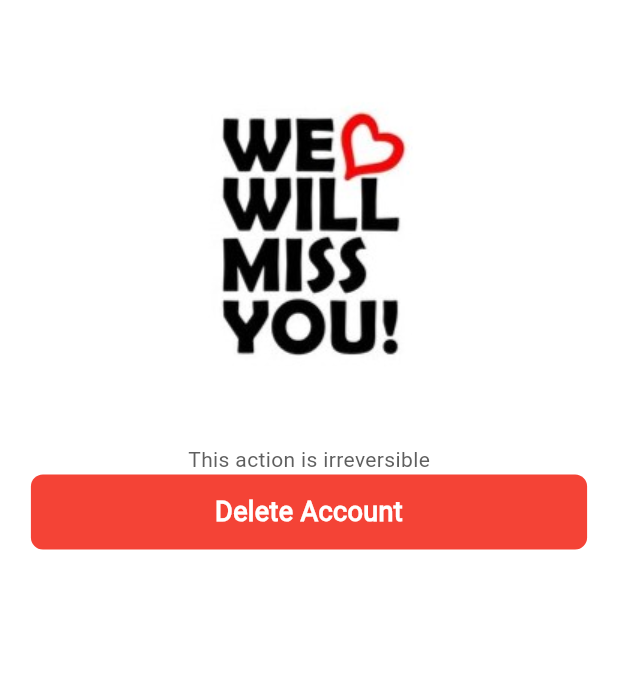
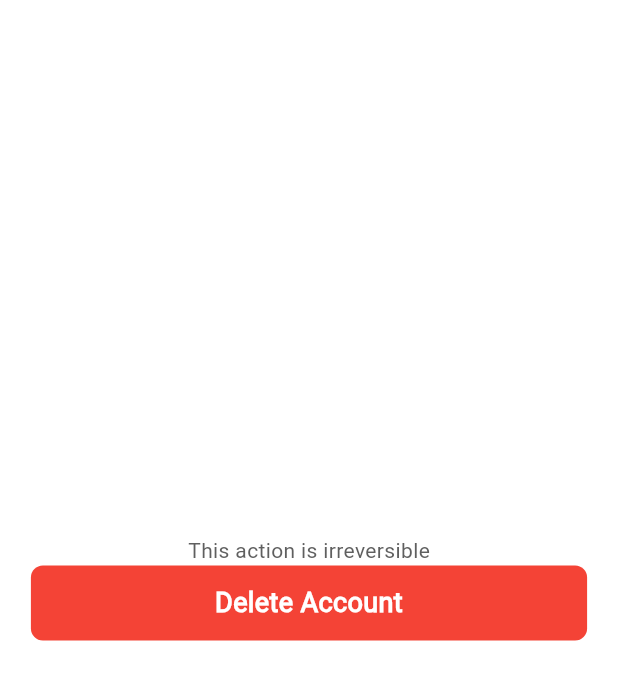
Before and after one commit to JaserC/Nutrinote, a Flutter app: the DeleteScreen screen opened directly, on a phone screen of 412 x 824 dp, the part 72-772 px from its top. Run offline on Flutter 3.47's test engine with Material 3 defaults, Android fonts, the phone set to English and light mode, and no system bars; our stand-ins replace camera, geolocator, google_generative_ai, hive, hive_flutter, permission_handler and 1 more; missing offline and left inert: flutter_faq; accounts and stored records are empty; project files that could hold a hidden picture were left out.

Commit message:
Some view changes again

```diff
--- a/lib/src/views/delete_screen.dart
+++ b/lib/src/views/delete_screen.dart
@@ -18,16 +18,15 @@
           ),
           backgroundColor: Colors.white,
           elevation: 0.0),
-      body: Column(
+      body: Center(
+        child: Center(
+          child: Column(
+            mainAxisAlignment: MainAxisAlignment.center,
             children: [
-          Image.asset('assets/images/delete.jpg',
-              width: MediaQuery.of(context).size.width * 0.9,
-              height: MediaQuery.of(context).size.width * 0.7),
               const Text("This action is irreversible",
                   style: TextStyle(color: Color.fromARGB(255, 95, 95, 95))),
               Semantics(
                 label: 'Delete Button',
-            child: Center(
                 child: Container(
                   width: MediaQuery.of(context).size.width * 0.9,
                   height: 50,
@@ -40,16 +39,17 @@
                     'Delete Account',
                     textAlign: TextAlign.center,
                     style: TextStyle(
-                    color: Colors.white, // White text color
-                    fontSize: 18.0, // Adjust font size as needed
-                    fontWeight: FontWeight.bold, // Bold text
-                  ),
+                      color: Colors.white,
+                      fontSize: 18.0,
+                      fontWeight: FontWeight.bold,
                     ),
                   ),
                 ),
               ),
             ],
           ),
+        ),
+      ),
     );
   }
 }
```
Also changed, not shown: lib/src/views/faq_screen.dart (+37 -12 lines), lib/src/views/search_screen.dart (+42 -27 lines). Lines whose indentation alone changed are shown as unchanged.
